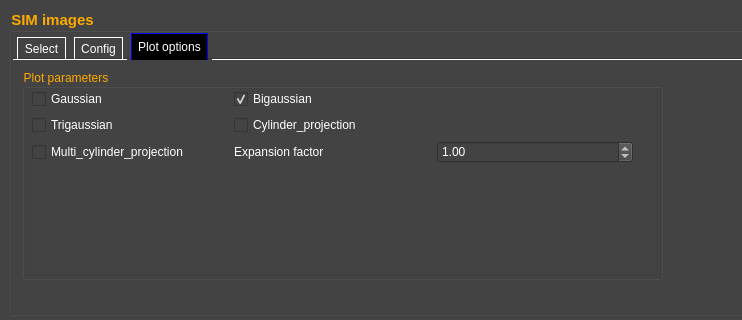
super-resolution/lineprofiler, file src/gui/random.ui: the form before one commit; both pictures show x 0 to 742 and y 0 to 320 of the 951 by 800 pixel window.
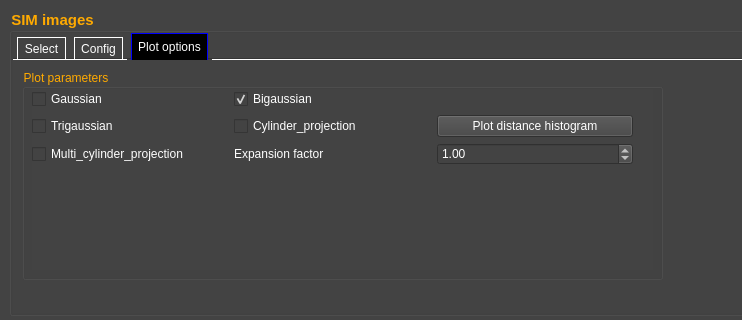
The form after the commit. The open tabs and pages were chosen to show the change. Icons and pictures are not drawn.

Commit message: added interactive histogram

```diff
--- a/src/gui/random.ui
+++ b/src/gui/random.ui
@@ -776,6 +776,13 @@
                   </property>
                  </widget>
                 </item>
+                <item row="1" column="2">
+                 <widget class="QPushButton" name="pushButton_histogramize">
+                  <property name="text">
+                   <string>Plot distance histogram</string>
+                  </property>
+                 </widget>
+                </item>
                </layout>
               </widget>
              </widget>
```
Left out of the diff: 2 changed lines with no effect on the pictures. The commit also changes 11 other files.
